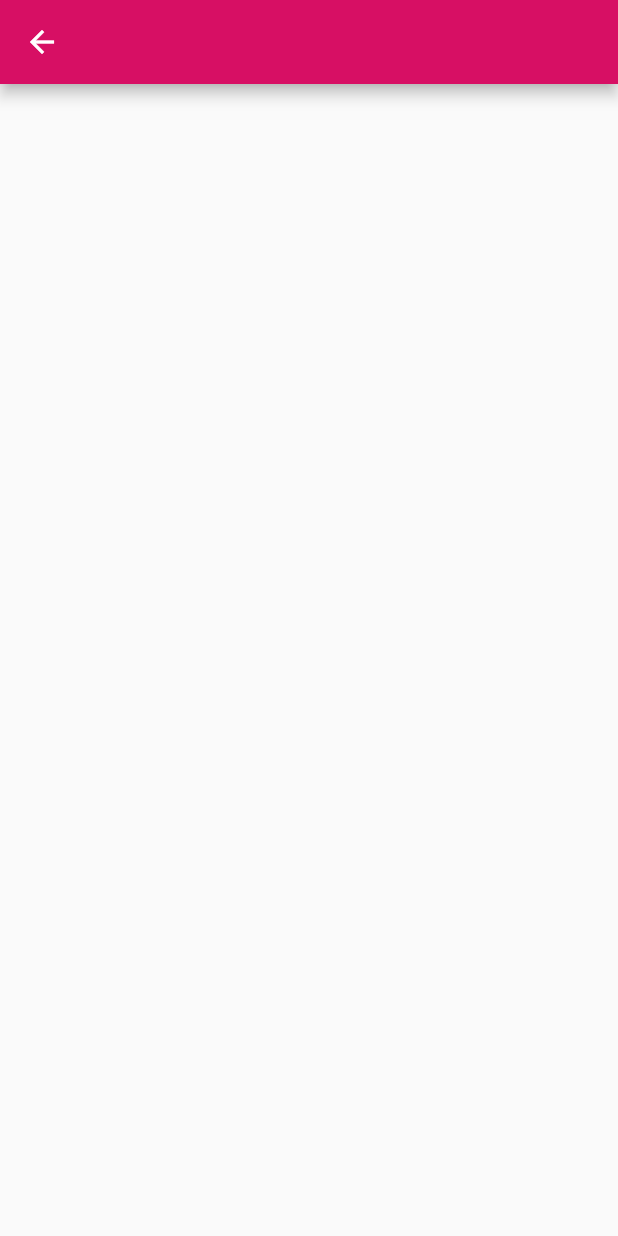
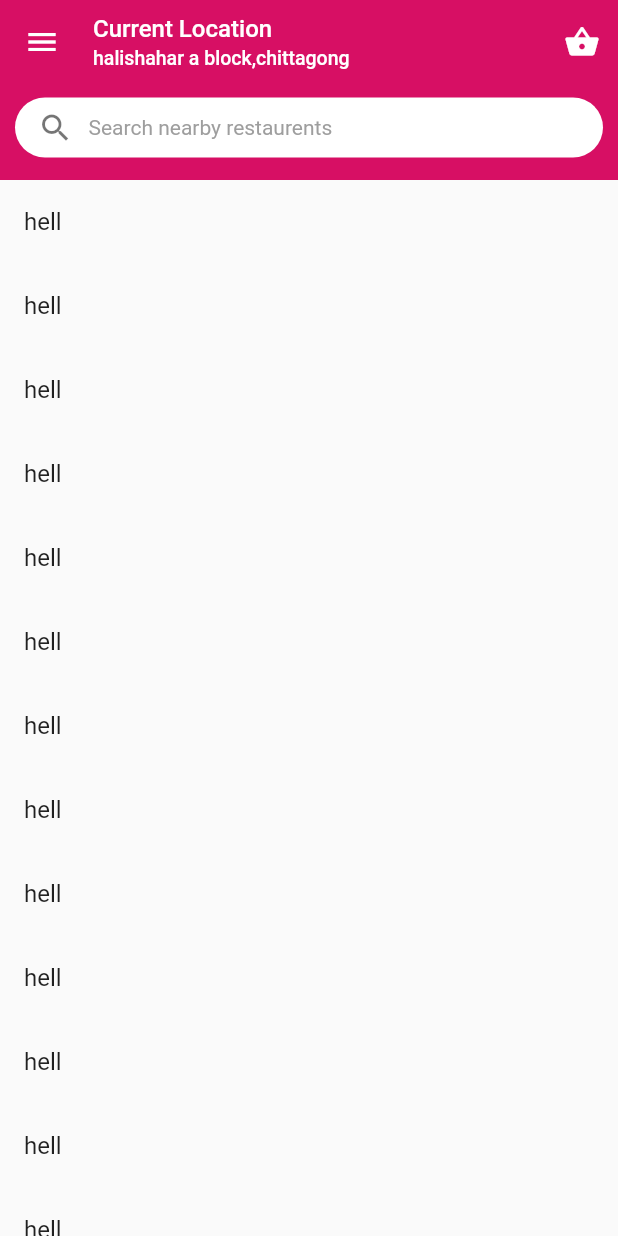
Before and after one commit to jahidul96/FoodPanda_Clone, a Flutter app: the HomeScreen screen opened directly, on a phone screen of 412 x 824 dp. Run offline on Flutter 3.47's test engine with Material 2 defaults, Android fonts, the phone set to English and light mode, and no system bars.

Commit message:
home collapsable appbar and location screen content added

```diff
--- a/lib/main.dart
+++ b/lib/main.dart
@@ -26,6 +26,7 @@ class MyApp extends StatelessWidget {
       ),
       routes: {
         UserLocation.routeName: (context) => const UserLocation(),
+        HomeScreen.routeName: (context) => const HomeScreen(),
       },
       home: const UserLocation(),
     );
--- a/lib/screens/home.dart
+++ b/lib/screens/home.dart
@@ -1,12 +1,99 @@
 import 'package:flutter/material.dart';
+import 'package:foodpanda/widgets/flexible_appbar.dart';
+import 'package:foodpanda/widgets/home_appbar_content.dart';
+import 'package:foodpanda/widgets/text_comp.dart';
 
-class HomeScreen extends StatelessWidget {
+class HomeScreen extends StatefulWidget {
+  static const routeName = "home";
   const HomeScreen({super.key});
 
   @override
+  State<HomeScreen> createState() => _HomeScreenState();
+}
+
+class _HomeScreenState extends State<HomeScreen> {
+  @override
   Widget build(BuildContext context) {
     return Scaffold(
-      appBar: AppBar(),
+      body: CustomScrollView(
+        slivers: <Widget>[
+          SliverAppBar(
+            pinned: true,
+            floating: true,
+            snap: true,
+            titleSpacing: 6,
+            title: const HomeAppBarContent(),
+            expandedHeight: 120,
+            flexibleSpace: const FlexibleSpaceBar(
+              background: FlexibleAppBar(),
+            ),
+            actions: [
+              IconButton(
+                onPressed: () {},
+                icon: const Icon(Icons.shopping_basket),
+              )
+            ],
+          ),
+          SliverList(
+              delegate: SliverChildListDelegate([
+            ListTile(
+              title: Text("hell"),
+            ),
+            ListTile(
+              title: Text("hell"),
+            ),
+            ListTile(
+              title: Text("hell"),
+            ),
+            ListTile(
+              title: Text("hell"),
+            ),
+            ListTile(
+              title: Text("hell"),
+            ),
+            ListTile(
+              title: Text("hell"),
+            ),
+            ListTile(
+              title: Text("hell"),
+            ),
+            ListTile(
+              title: Text("hell"),
+            ),
+            ListTile(
+              title: Text("hell"),
+            ),
+            ListTile(
+              title: Text("hell"),
+            ),
+            ListTile(
+              title: Text("hell"),
+            ),
+            ListTile(
+              title: Text("hell"),
+            ),
+            ListTile(
+              title: Text("hell"),
+            ),
+            ListTile(
+              title: Text("hell"),
+            ),
+            ListTile(
+              title: Text("hell"),
+            ),
+            ListTile(
+              title: Text("hell"),
+            ),
+            ListTile(
+              title: Text("hell"),
+            ),
+            ListTile(
+              title: Text("hell"),
+            ),
+          ])),
+        ],
+      ),
+      drawer: Drawer(),
     );
   }
 }
--- a/lib/screens/user_location.dart
+++ b/lib/screens/user_location.dart
@@ -1,4 +1,5 @@
 import 'package:flutter/material.dart';
+import 'package:foodpanda/screens/home.dart';
 import 'package:foodpanda/utils/app_colors.dart';
 import 'package:foodpanda/widgets/custome_button.dart';
 import 'package:foodpanda/widgets/text_comp.dart';
@@ -73,12 +74,18 @@ class _UserLocationState extends State<UserLocation> {
                   mainAxisAlignment: MainAxisAlignment.end,
                   children: [
                     CustomeButton(
+                      onPressed: () {
+                        Navigator.pushNamed(context, HomeScreen.routeName);
+                      },
                       text: "Allow location acces",
                       backgroundColor: AppColors.primaryColor,
                       textColor: Colors.white,
                     ),
                     const SizedBox(height: 10),
                     CustomeButton(
+                      onPressed: () {
+                        Navigator.pushNamed(context, HomeScreen.routeName);
+                      },
                       text: "Add location",
                       backgroundColor: AppColors.whiteColor,
                     ),
--- a/lib/widgets/custome_button.dart
+++ b/lib/widgets/custome_button.dart
@@ -5,10 +5,12 @@ class CustomeButton extends StatelessWidget {
   dynamic text;
   Color textColor;
   Color backgroundColor;
+  Function()? onPressed;
 
   CustomeButton({
     super.key,
     required this.text,
+    required this.onPressed,
     this.backgroundColor = Colors.white,
     this.textColor = Colors.black,
   });
@@ -26,7 +28,7 @@ class CustomeButton extends StatelessWidget {
               width: .8,
               style: BorderStyle.solid,
             )),
-        onPressed: () {},
+        onPressed: onPressed,
         child: Text(
           text,
           style: TextStyle(
--- /dev/null
+++ b/lib/widgets/flexible_appbar.dart
@@ -0,0 +1,43 @@
+import 'package:flutter/material.dart';
+
+class FlexibleAppBar extends StatelessWidget {
+  const FlexibleAppBar({super.key});
+
+  @override
+  Widget build(BuildContext context) {
+    return Container(
+      padding: const EdgeInsets.symmetric(vertical: 15, horizontal: 10),
+      child: Column(
+        mainAxisAlignment: MainAxisAlignment.end,
+        children: [
+          Container(
+            width: double.infinity,
+            height: 40,
+            decoration: BoxDecoration(
+              color: Colors.white,
+              borderRadius: BorderRadius.circular(20),
+            ),
+            child: Padding(
+              padding: const EdgeInsets.symmetric(horizontal: 15),
+              child: Row(
+                children: const [
+                  Icon(
+                    Icons.search,
+                    color: Colors.black54,
+                  ),
+                  SizedBox(width: 10),
+                  Text(
+                    "Search nearby restaurents",
+                    style: TextStyle(
+                      color: Colors.grey,
+                    ),
+                  ),
+                ],
+              ),
+            ),
+          ),
+        ],
+      ),
+    );
+  }
+}
--- /dev/null
+++ b/lib/widgets/home_appbar_content.dart
@@ -0,0 +1,28 @@
+import 'package:flutter/material.dart';
+import 'package:foodpanda/widgets/text_comp.dart';
+
+class HomeAppBarContent extends StatelessWidget {
+  const HomeAppBarContent({super.key});
+
+  @override
+  Widget build(BuildContext context) {
+    return Column(
+      crossAxisAlignment: CrossAxisAlignment.start,
+      children: [
+        TextComp(
+          text: "Current Location",
+          color: Colors.white,
+          fontweight: FontWeight.w500,
+        ),
+        const SizedBox(
+          height: 3,
+        ),
+        TextComp(
+          text: "halishahar a block,chittagong",
+          size: 13,
+          color: Colors.white,
+        )
+      ],
+    );
+  }
+}
```
